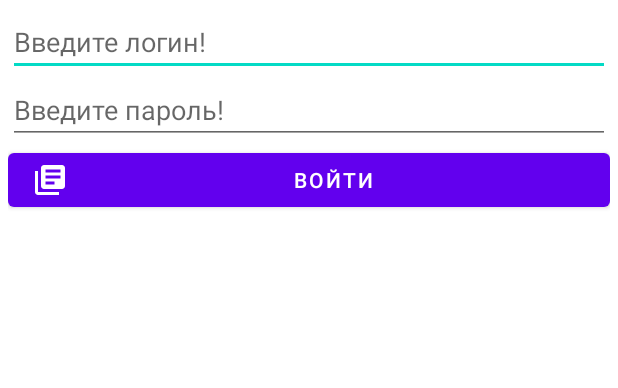
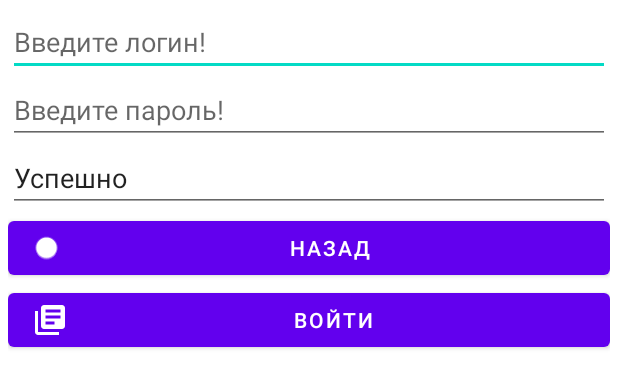
Before and after one commit to matr1x244/Libraries.Popular, an Android app: the layout activity_main.xml on its own in the app's theme, with its tools: preview values and no code run, on a phone screen of 412 x 824 dp. Shown: the top 388 px of the screen. Run offline under Robolectric (Android 15) with nearby library versions, the phone set to English and light mode, and no system bars.

Commit message:
Добавил кнопку назад + вынес еще большу логику по уроку

```diff
--- a/app/src/main/res/layout/activity_main.xml
+++ b/app/src/main/res/layout/activity_main.xml
@@ -27,6 +27,23 @@
             android:hint="@string/enter_password"
             android:singleLine="true" />
 
+        <com.google.android.material.textfield.TextInputEditText
+            android:id="@+id/successText"
+            android:layout_width="match_parent"
+            android:layout_height="wrap_content"
+            android:text="@string/success"
+            android:visibility="gone"
+            tools:visibility="visible" />
+
+        <com.google.android.material.button.MaterialButton
+            android:id="@+id/backButton"
+            android:layout_width="match_parent"
+            android:layout_height="wrap_content"
+            android:text="@string/button_back"
+            android:visibility="gone"
+            app:icon="@android:drawable/radiobutton_on_background"
+            tools:visibility="visible" />
+
         <com.google.android.material.button.MaterialButton
             android:id="@+id/loginButton"
             android:layout_width="match_parent"
--- a/app/src/main/res/values/strings.xml
+++ b/app/src/main/res/values/strings.xml
@@ -4,4 +4,6 @@
     <string name="enter_password">Введите пароль!</string>
     <string name="button_enter">Войти</string>
     <string name="error_message">Ошибка</string>
+    <string name="success">Успешно</string>
+    <string name="button_back">Назад</string>
 </resources>
```
Also changed, not shown: app/src/main/java/com/geekbrains/librariespopular/App.kt (+6 -1 lines), app/src/main/java/com/geekbrains/librariespopular/data/LoginUsecaseImpl.kt (added, +24 -0 lines), app/src/main/java/com/geekbrains/librariespopular/domain/LoginUsecase.kt (added, +11 -0 lines), app/src/main/java/com/geekbrains/librariespopular/ui/login/LoginContract.kt (+14 -0 lines), app/src/main/java/com/geekbrains/librariespopular/ui/login/LoginPresenter.kt (+6 -11 lines), app/src/main/java/com/geekbrains/librariespopular/ui/login/MainActivity.kt (+17 -2 lines).
